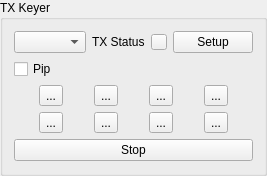
Above: mqt/MqtLogger/txvmbuttonsframe.ui from Rsclub22/Minos2-Mirror before the change. Below: the same form after it.
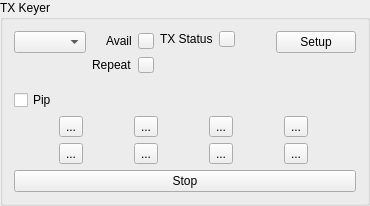
That is the form after the change.

Commit message: implement cwMemType to support Yaesu Cw Memory Store recall, fix avail indicator so that it works on startup, other fixes in voice keyer rig voice and rig cw

Diff of the .ui file:
```diff
--- a/mqt/MqtLogger/txvmbuttonsframe.ui
+++ b/mqt/MqtLogger/txvmbuttonsframe.ui
@@ -6,8 +6,8 @@
    <rect>
     <x>0</x>
     <y>0</y>
-    <width>211</width>
-    <height>176</height>
+    <width>370</width>
+    <height>201</height>
    </rect>
   </property>
   <property name="windowTitle">
@@ -16,13 +16,130 @@
   <property name="title">
    <string>TX Keyer</string>
   </property>
-  <layout class="QVBoxLayout" name="verticalLayout">
+  <layout class="QVBoxLayout" name="verticalLayout_5">
    <item>
     <layout class="QHBoxLayout" name="horizontalLayout_3">
      <item>
+      <layout class="QVBoxLayout" name="verticalLayout_3">
+       <item>
       <widget class="QComboBox" name="voiceKeyerSelect"/>
      </item>
      <item>
+        <spacer name="verticalSpacer_2">
+         <property name="orientation">
+          <enum>Qt::Vertical</enum>
+         </property>
+         <property name="sizeHint" stdset="0">
+          <size>
+           <width>20</width>
+           <height>40</height>
+          </size>
+         </property>
+        </spacer>
+       </item>
+      </layout>
+     </item>
+     <item>
+      <layout class="QVBoxLayout" name="verticalLayout">
+       <item>
+        <layout class="QHBoxLayout" name="horizontalLayout_5">
+         <item>
+          <spacer name="horizontalSpacer_2">
+           <property name="orientation">
+            <enum>Qt::Horizontal</enum>
+           </property>
+           <property name="sizeHint" stdset="0">
+            <size>
+             <width>40</width>
+             <height>20</height>
+            </size>
+           </property>
+          </spacer>
+         </item>
+         <item>
+          <widget class="QLabel" name="availLabel">
+           <property name="text">
+            <string>Avail</string>
+           </property>
+          </widget>
+         </item>
+         <item>
+          <widget class="QPushButton" name="availIndicator">
+           <property name="sizePolicy">
+            <sizepolicy hsizetype="Fixed" vsizetype="Fixed">
+             <horstretch>0</horstretch>
+             <verstretch>0</verstretch>
+            </sizepolicy>
+           </property>
+           <property name="maximumSize">
+            <size>
+             <width>16</width>
+             <height>16</height>
+            </size>
+           </property>
+           <property name="focusPolicy">
+            <enum>Qt::NoFocus</enum>
+           </property>
+           <property name="text">
+            <string/>
+           </property>
+          </widget>
+         </item>
+        </layout>
+       </item>
+       <item>
+        <layout class="QHBoxLayout" name="horizontalLayout_4">
+         <item>
+          <widget class="QLabel" name="repeatLabel">
+           <property name="text">
+            <string>Repeat</string>
+           </property>
+          </widget>
+         </item>
+         <item>
+          <widget class="QPushButton" name="repeatIndicator">
+           <property name="sizePolicy">
+            <sizepolicy hsizetype="Fixed" vsizetype="Fixed">
+             <horstretch>0</horstretch>
+             <verstretch>0</verstretch>
+            </sizepolicy>
+           </property>
+           <property name="maximumSize">
+            <size>
+             <width>16</width>
+             <height>16</height>
+            </size>
+           </property>
+           <property name="focusPolicy">
+            <enum>Qt::NoFocus</enum>
+           </property>
+           <property name="text">
+            <string/>
+           </property>
+          </widget>
+         </item>
+        </layout>
+       </item>
+       <item>
+        <spacer name="verticalSpacer_4">
+         <property name="orientation">
+          <enum>Qt::Vertical</enum>
+         </property>
+         <property name="sizeHint" stdset="0">
+          <size>
+           <width>20</width>
+           <height>40</height>
+          </size>
+         </property>
+        </spacer>
+       </item>
+      </layout>
+     </item>
+     <item>
+      <layout class="QVBoxLayout" name="verticalLayout_2">
+       <item>
+        <layout class="QHBoxLayout" name="horizontalLayout_6">
+         <item>
       <widget class="QLabel" name="label">
        <property name="text">
         <string>TX Status</string>
@@ -51,6 +168,23 @@
        </property>
       </widget>
      </item>
+        </layout>
+       </item>
+       <item>
+        <spacer name="verticalSpacer">
+         <property name="orientation">
+          <enum>Qt::Vertical</enum>
+         </property>
+         <property name="sizeHint" stdset="0">
+          <size>
+           <width>20</width>
+           <height>40</height>
+          </size>
+         </property>
+        </spacer>
+       </item>
+      </layout>
+     </item>
      <item>
       <spacer name="horizontalSpacer">
        <property name="orientation">
@@ -58,18 +192,35 @@
        </property>
        <property name="sizeHint" stdset="0">
         <size>
-         <width>40</width>
-         <height>20</height>
+         <width>128</width>
+         <height>53</height>
         </size>
        </property>
       </spacer>
      </item>
+     <item>
+      <layout class="QVBoxLayout" name="verticalLayout_4">
      <item>
       <widget class="QPushButton" name="vmSetupPb">
        <property name="text">
         <string>Setup</string>
        </property>
       </widget>
+       </item>
+       <item>
+        <spacer name="verticalSpacer_3">
+         <property name="orientation">
+          <enum>Qt::Vertical</enum>
+         </property>
+         <property name="sizeHint" stdset="0">
+          <size>
+           <width>20</width>
+           <height>40</height>
+          </size>
+         </property>
+        </spacer>
+       </item>
+      </layout>
      </item>
     </layout>
    </item>
```
Lines whose indentation alone changed are shown as unchanged. The commit also changes 25 other files.
